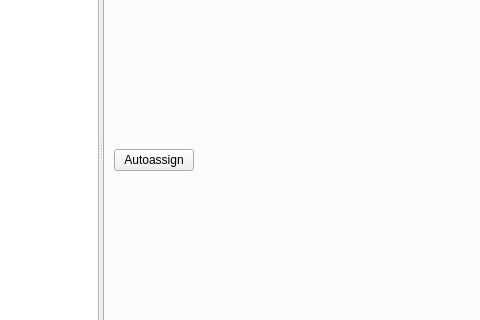
Before: the Qt Designer form combinato/guisort/sorter.ui in jniediek/combinato, drawn with Qt 5; both pictures show x 304 to 784 and y 146 to 466 of the 1096 by 572 pixel window.
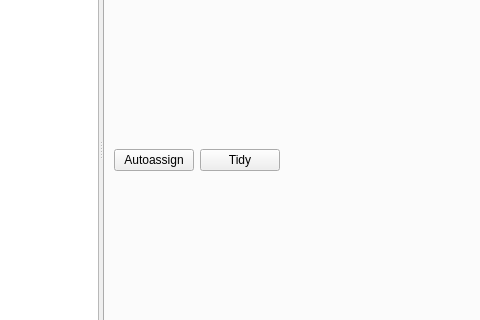
After: the same form once the commit is applied. The open tabs and pages were chosen to show the change.

Commit message:
Include 'Tidy' button
This button sorts all groups by size and eliminates empty groups.

The edit to the form file:
```diff
--- a/combinato/guisort/sorter.ui
+++ b/combinato/guisort/sorter.ui
@@ -182,6 +182,13 @@
              </property>
             </widget>
            </item>
+           <item>
+            <widget class="QPushButton" name="pushButtonTidy">
+             <property name="text">
+              <string>Tidy</string>
+             </property>
+            </widget>
+           </item>
            <item>
             <spacer name="horizontalSpacer_2">
              <property name="orientation">
```
Left out of the diff: 5 changed lines with no effect on the pictures. The commit also changes 3 other files.
